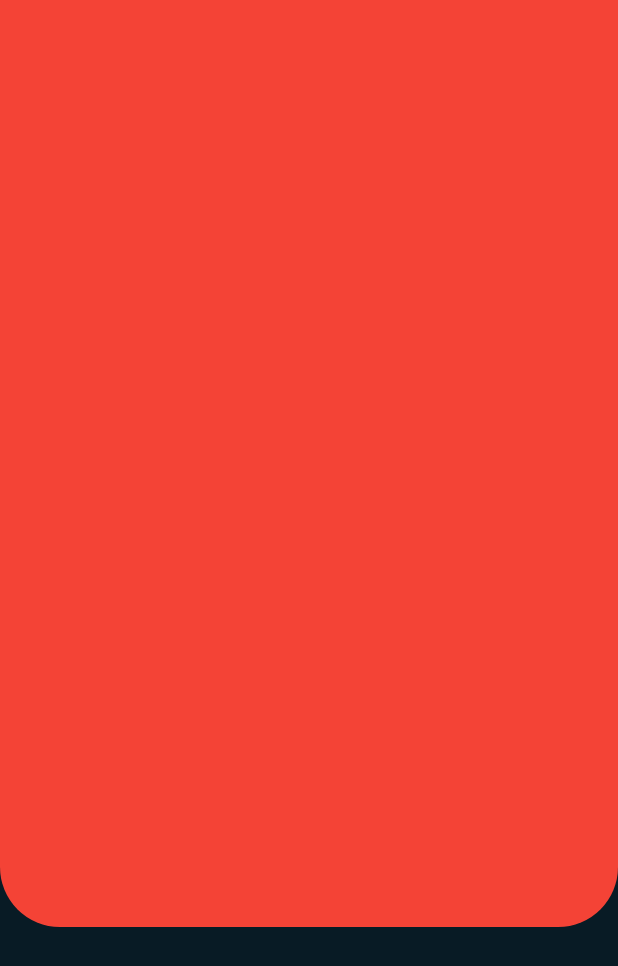
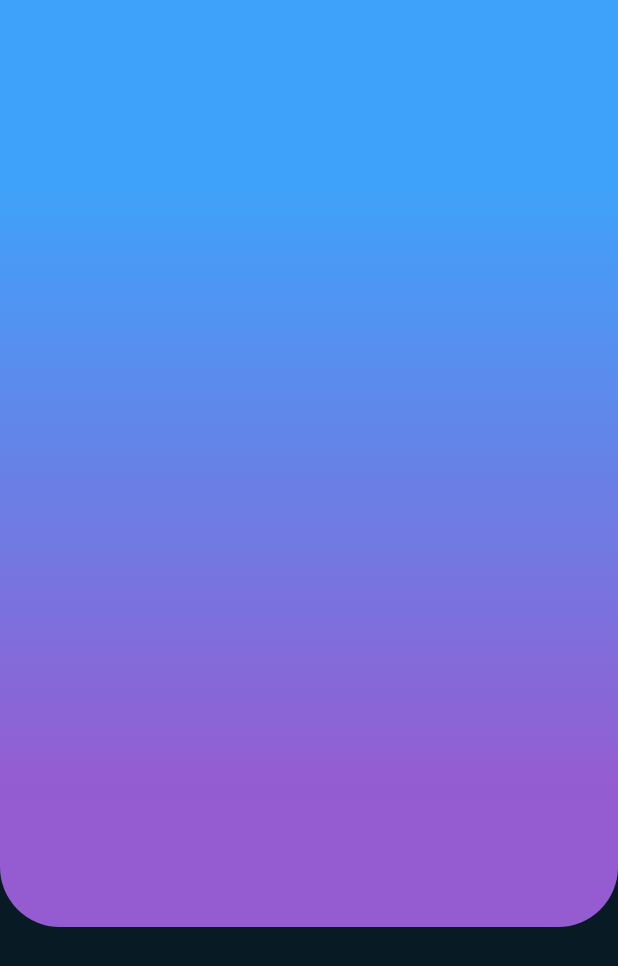
Before and after one commit to jakansha2001/weather_app, a Flutter app: the screen it shows after launch, on a phone screen of 412 x 824 dp. Shown: the top 966 px of the screen. Run offline on Flutter 3.47's test engine with Material 2 defaults, Android fonts, the phone set to English and light mode, and no system bars.

```diff
--- a/lib/home/home.dart
+++ b/lib/home/home.dart
@@ -13,7 +13,14 @@ class Home extends StatelessWidget {
             height: size.height * 0.75,
             width: size.width,
             decoration: const BoxDecoration(
-              color: Colors.red,
+              gradient: LinearGradient(
+                  colors: [
+                    Color(0xff3fa2fa),
+                    Color(0xff955cd1),
+                  ],
+                  begin: Alignment.topCenter,
+                  end: Alignment.bottomCenter,
+                  stops: [0.2, 0.85]),
               borderRadius: BorderRadius.only(
                 bottomLeft: Radius.circular(40),
                 bottomRight: Radius.circular(40),
```
Also changed, not shown: lib/main.dart (+8 -1 lines).
